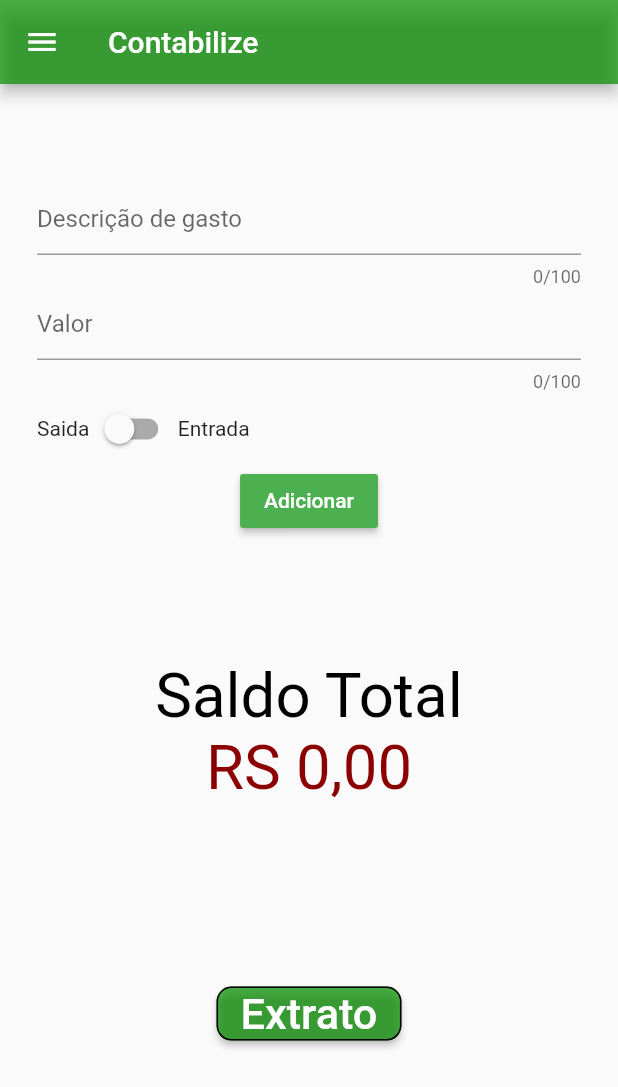
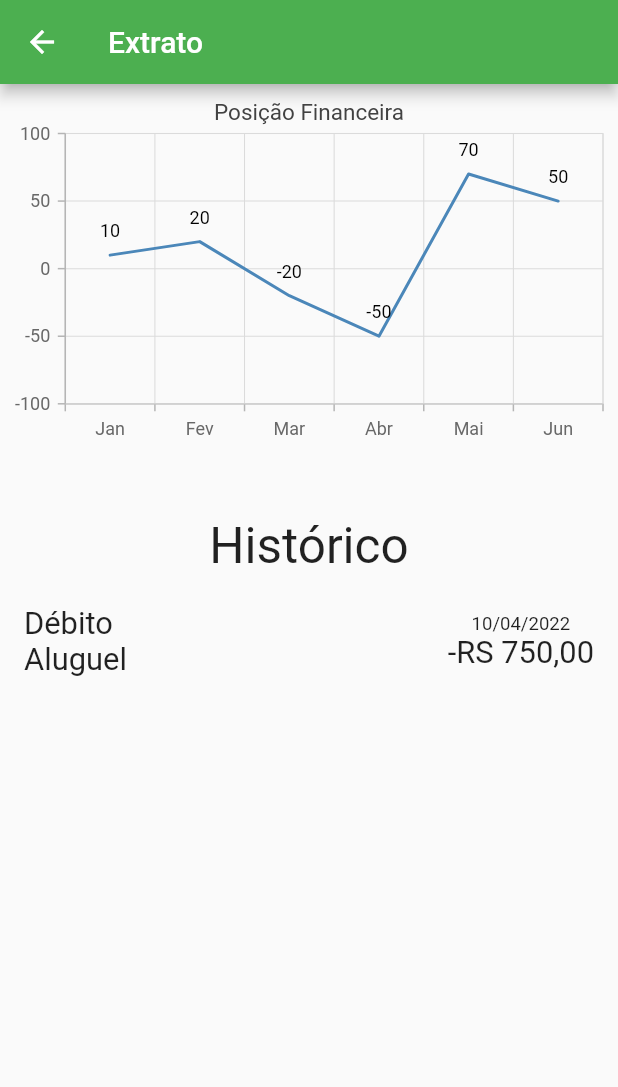
Before and after one commit to PatrickIssl/projetoelenilton2bim, a Flutter app: the screen it shows after launch, after a tap on "Extrato", on a phone screen of 412 x 824 dp. Shown: the top 1087 px of the screen. Run offline on Flutter 3.47's test engine with Material 2 defaults, Android fonts, the phone set to English and light mode, and no system bars; our stand-ins replace rive, syncfusion_flutter_charts.

Commit message:
trabalho elenilton 2bim

```diff
--- a/lib/main.dart
+++ b/lib/main.dart
@@ -1,4 +1,5 @@
 import 'package:flutter/material.dart';
+import 'package:rifasonline/screens/Extract.dart';
 import 'package:rifasonline/screens/Home.dart';
 import 'package:rifasonline/screens/SplashScreen.dart';
 import 'package:rifasonline/variaveis.dart';
@@ -21,7 +22,8 @@ class MyApp extends StatelessWidget {
       initialRoute: '/home',
       routes: {
         '/': (context) => SplashScreen(),
-        '/home': (context) => Home()
+        '/home': (context) => Home(),
+        '/extract': (context) => Extract(),
       },
     );
   }
--- /dev/null
+++ b/lib/screens/Extract.dart
@@ -0,0 +1,85 @@
+import 'package:flutter/material.dart';
+import 'package:rifasonline/variaveis.dart';
+import 'package:syncfusion_flutter_charts/charts.dart';
+
+class Extract extends StatefulWidget {
+  const Extract({Key? key}) : super(key: key);
+
+  @override
+  State<Extract> createState() => _ExtractState();
+}
+
+class _ExtractState extends State<Extract> {
+  @override
+  Widget build(BuildContext context) {
+    return Scaffold(
+        appBar: AppBar(
+          title: const Text('Extrato'),
+          backgroundColor: Colors.green,
+        ),
+        body: SingleChildScrollView(
+          child: Column(
+            children: [
+              Container(
+                height: height*0.3,
+                child: SfCartesianChart(
+                    primaryXAxis: CategoryAxis(),
+                    // Chart title
+                    title: ChartTitle(text: 'Posição Financeira'),
+                    // Enable legend
+                    legend: Legend(isVisible: false),
+                    // Enable tooltip
+                    tooltipBehavior: TooltipBehavior(enable: true),
+                    series: <ChartSeries<_Values, String>>[
+                      LineSeries<_Values, String>(
+                          dataSource: <_Values>[
+                            _Values('Jan', 10),
+                            _Values('Fev', 20),
+                            _Values('Mar', -20),
+                            _Values('Abr', -50),
+                            _Values('Mai', 70),
+                            _Values('Jun', 50)
+                          ],
+                          xValueMapper: (_Values victims, _) => victims.year,
+                          yValueMapper: (_Values victims, _) => victims.values,
+                          // Enable data label
+                          dataLabelSettings: DataLabelSettings(isVisible: true))
+                    ]),
+              ),
+              SizedBox(height: height * 0.05,),
+              Text("Histórico", style: TextStyle(fontSize: height * 0.04),),
+              SizedBox(height: height * 0.02,),
+              ListTile(
+                title: Row(
+                  mainAxisAlignment: MainAxisAlignment.spaceBetween,
+                  children: [
+                    Column(
+                      crossAxisAlignment: CrossAxisAlignment.start,
+                      children: [
+                        Text("Débito", style: TextStyle(fontSize: height* 0.025),),
+                        Text("Aluguel", style: TextStyle(fontSize: height* 0.025),),
+                      ],
+                    ),
+                    Column(
+                      children: [
+                        Text("10/04/2022", style: TextStyle(fontSize: height* 0.015),),
+                        Text("-RS 750,00", style: TextStyle(fontSize: height* 0.025),)
+                      ],
+                    )],
+                ),
+                onTap: () => {},
+              ),
+
+
+            ],
+          ),
+        ));
+  }
+}
+
+class _Values {
+  _Values(this.year, this.values);
+
+  final String year;
+  final double values;
+}
--- a/lib/screens/Home.dart
+++ b/lib/screens/Home.dart
@@ -107,7 +107,9 @@ class _HomeState extends State<Home> {
                           children: [
 
                             SizedBox(height: height*0.04,),
-                            ElevatedButton(onPressed: ()=>{}, style: ButtonStyle(
+                            ElevatedButton(onPressed: ()=>{
+                              Navigator.pushNamed(context, '/extract')
+                            }, style: ButtonStyle(
                                 foregroundColor: MaterialStateProperty.all<Color>(Colors.white),
                                 backgroundColor: MaterialStateProperty.all<Color>(Color(verdeForte)),
                                 shape: MaterialStateProperty.all<RoundedRectangleBorder>(
--- a/pubspec.yaml
+++ b/pubspec.yaml
@@ -30,11 +30,12 @@ dependencies:
   flutter:
     sdk: flutter
   rive: ^0.8.4
+  syncfusion_flutter_charts: ^20.1.55
 
 
   # The following adds the Cupertino Icons font to your application.
   # Use with the CupertinoIcons class for iOS style icons.
-  cupertino_icons: ^1.0.2
+  cupertino_icons: ^1.0.4
 
 dev_dependencies:
   flutter_test:
@@ -45,7 +46,7 @@ dev_dependencies:
   # activated in the `analysis_options.yaml` file located at the root of your
   # package. See that file for information about deactivating specific lint
   # rules and activating additional ones.
-  flutter_lints: ^1.0.0
+  flutter_lints: ^1.0.4
 
 # For information on the generic Dart part of this file, see the
 # following page: https://dart.dev/tools/pub/pubspec
```
Also changed, not shown: pubspec.lock.
